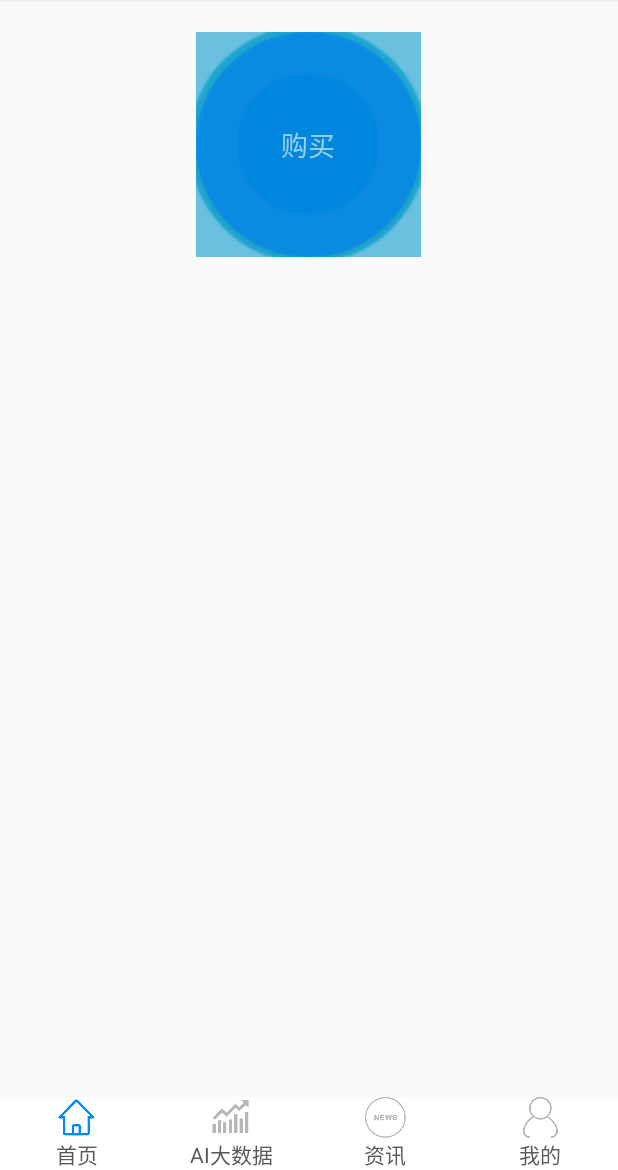
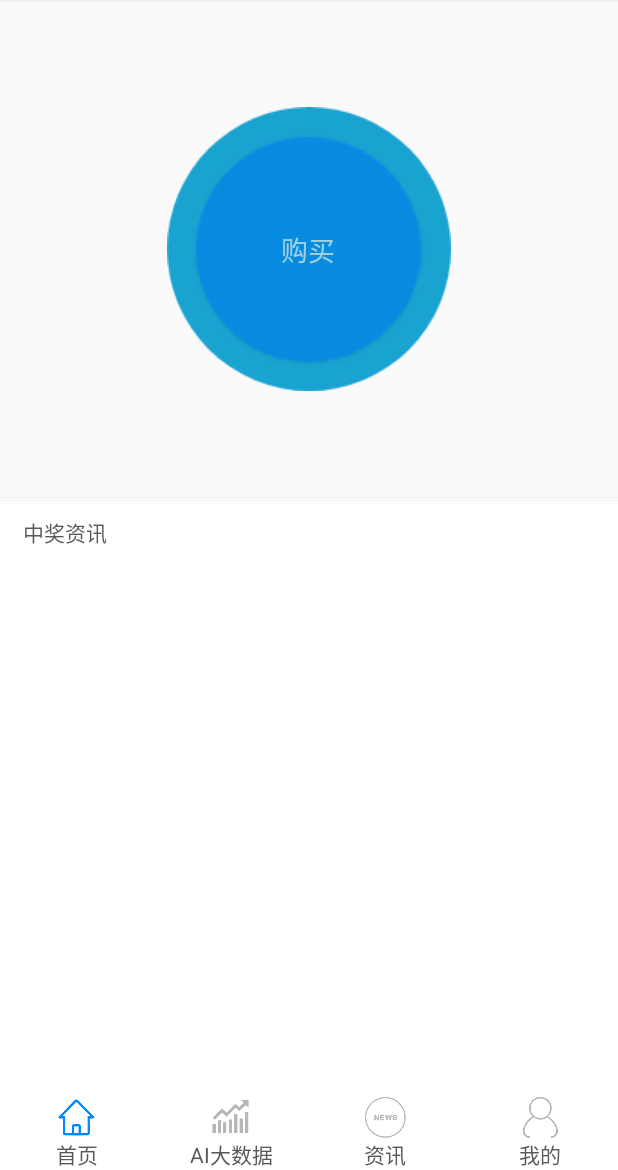
Before and after one commit to wangqiSoft/lotterySoft, an Android app: the screen it shows after launch (MainActivity), on a phone screen of 412 x 824 dp, the part 66-1236 px from its top. Run offline under Robolectric (Android 15) with nearby library versions, the phone set to English and light mode, and no system bars; our stand-ins replace ButterKnife; libraries missing offline, so code that uses them is left out: com.blankj.utilcode, com.flyco.systembar, com.mob, com.orhanobut.logger, es.dmoral.toasty; 11 statements that could not run were skipped.

Commit message:
Ryder
增加部分内容

```diff
--- a/app/build.gradle
+++ b/app/build.gradle
@@ -91,4 +91,5 @@ dependencies {
     implementation 'com.scwang.smartrefresh:SmartRefreshHeader:1.1.0-alpha-3'
     implementation 'com.daimajia.easing:library:2.0@aar'
     implementation 'com.daimajia.androidanimations:library:2.3@aar'
+    implementation 'com.github.CymChad:BaseRecyclerViewAdapterHelper:2.9.30'
 }
--- a/app/src/main/java/com/lotterytechnology/lottery/ui/fragment/HomeFragment.java
+++ b/app/src/main/java/com/lotterytechnology/lottery/ui/fragment/HomeFragment.java
@@ -1,17 +1,16 @@
 package com.lotterytechnology.lottery.ui.fragment;
 
-import android.support.annotation.NonNull;
-import android.support.v7.widget.LinearLayoutManager;
-import android.support.v7.widget.RecyclerView;
+import android.text.format.DateUtils;
 import android.view.View;
 
+import com.blankj.utilcode.util.TimeUtils;
+import com.blankj.utilcode.util.Utils;
 import com.lotterytechnology.lottery.R;
 import com.lotterytechnology.lottery.base.BaseFragment;
+import com.lotterytechnology.lottery.bean.WinInfoBean;
+import com.lotterytechnology.lottery.widget.CustomTouchRecyclerView;
 import com.lotterytechnology.lottery.widget.RippleBackground;
 import com.lotterytechnology.lottery.widget.TopBar;
-import com.scwang.smartrefresh.layout.SmartRefreshLayout;
-import com.scwang.smartrefresh.layout.api.RefreshLayout;
-import com.scwang.smartrefresh.layout.listener.OnRefreshListener;
 
 import java.util.ArrayList;
 import java.util.List;
@@ -34,6 +33,10 @@ public class HomeFragment extends BaseFragment {
     @BindView(R.id.home_rippbag)
     RippleBackground rippleBackground;
 
+    @BindView(R.id.home_win_information_rv)
+    CustomTouchRecyclerView customTouchRecyclerView;
+    private List<WinInfoBean> winInfoBeanList;
+
     @Override
     protected int getContentViewLayoutID() {
         return R.layout.fragment_home;
@@ -45,6 +48,17 @@ public class HomeFragment extends BaseFragment {
         homeTopbar.setLeftButtonNoPic();
         homeTopbar.setRightTextGone();
         rippleBackground.startRippleAnimation();
+        winInfoBeanList = new ArrayList<>();
+        for (int i = 0; i< 30 ;i++){
+            WinInfoBean winInfoBean = new WinInfoBean();
+            winInfoBean.setUserName("用户"+123+i*3+"***");
+            winInfoBean.setBetAmt(""+10+i*2);
+            winInfoBean.setCreateTime(TimeUtils.getNowString());
+            winInfoBean.setGameName("大乐透");
+            winInfoBean.setId("3127541564");
+            winInfoBean.setLink("http://www.baidu.com");
+            winInfoBean.setPlatform("彩票平台");
+        }
     }
 
     @Override
@@ -58,18 +72,24 @@ public class HomeFragment extends BaseFragment {
     @Override
     public void setUserVisibleHint(boolean isVisibleToUser) {
         super.setUserVisibleHint(isVisibleToUser);
-        if (getUserVisibleHint()){
-            if (null != rippleBackground){
+        if (getUserVisibleHint()) {
+            if (null != rippleBackground) {
                 rippleBackground.startRippleAnimation();
-            }else {
+            }
+        }else {
+            if (null != rippleBackground)
                 rippleBackground.stopRippleAnimation();
-            }
         }
     }
 
-    @OnClick()
-    public void onClick() {
-//        StartActivityUtil.GoLoginActivity(getActivity(), new Bundle());
+    @OnClick(R.id.home_btn_buy)
+    public void onClick(View view) {
+        switch (view.getId()){
+            case R.id.home_btn_buy:
+                Toasty.info(getContext(),"您点击了购买按钮").show();
+                break;
+        }
+
     }
 
 
--- a/app/src/main/res/layout/fragment_home.xml
+++ b/app/src/main/res/layout/fragment_home.xml
@@ -10,23 +10,26 @@
         android:layout_width="match_parent"
         android:layout_height="wrap_content"></com.lotterytechnology.lottery.widget.TopBar>
 
+    <RelativeLayout
+        android:id="@+id/home_btn_layout"
+        android:layout_width="match_parent"
+        android:layout_height="330dp"
+        android:layout_below="@+id/home_fragment_topbar">
+
         <com.lotterytechnology.lottery.widget.RippleBackground
             android:id="@+id/home_rippbag"
-        android:layout_width="wrap_content"
-        android:layout_height="wrap_content"
-        android:layout_below="@+id/home_fragment_topbar"
-        android:layout_centerHorizontal="true"
-        android:layout_marginTop="20dp"
+            android:layout_width="match_parent"
+            android:layout_height="match_parent"
             app:rb_color="#0099CC"
             app:rb_duration="3000"
-        app:rb_radius="32dp"
-        app:rb_rippleAmount="6"
+            app:rb_rippleAmount="1"
             app:rb_scale="6">
 
             <Button
                 android:id="@+id/home_btn_buy"
                 android:layout_width="150dp"
                 android:layout_height="150dp"
+                android:layout_centerInParent="true"
                 android:alpha="0.6"
                 android:background="@drawable/round_bg"
                 android:text="@string/buy"
@@ -34,5 +37,42 @@
                 android:textSize="@dimen/text_size_18" />
         </com.lotterytechnology.lottery.widget.RippleBackground>
 
+    </RelativeLayout>
+
+    <View
+        android:id="@+id/home_line"
+        android:layout_width="match_parent"
+        android:layout_height="@dimen/dimens_1dp"
+        android:layout_below="@+id/home_btn_layout"
+        android:background="@color/line_color" />
+    <!-- 中奖资讯 -->
+    <LinearLayout
+        android:id="@+id/ll_home_win_info_root"
+        android:layout_width="match_parent"
+        android:layout_height="match_parent"
+        android:layout_below="@+id/home_line"
+        android:layout_marginTop="4dp"
+        android:background="@color/white"
+        android:orientation="vertical"
+        android:paddingBottom="8dp"
+        android:paddingLeft="@dimen/margin_left"
+        android:paddingRight="@dimen/margin_left"
+        android:paddingTop="8dp">
+
+        <!-- title -->
+        <TextView
+            style="@style/Home.Title.Text"
+            android:layout_width="wrap_content"
+            android:layout_height="wrap_content"
+            android:text="@string/home_win_information" />
+
+        <com.lotterytechnology.lottery.widget.CustomTouchRecyclerView
+            android:id="@+id/home_win_information_rv"
+            android:layout_width="match_parent"
+            android:layout_height="match_parent"
+            android:layout_marginTop="10dp"
+            android:background="@color/white" />
+
+    </LinearLayout>
 
 </RelativeLayout>
--- a/app/src/main/res/values/strings.xml
+++ b/app/src/main/res/values/strings.xml
@@ -8,4 +8,7 @@
     <string name="news_name">资讯</string>
     <string name="me_name">我的</string>
     <string name="buy">购买</string>
+    <string name="home_win_information">中奖资讯</string>
+    <string name="home_win_information_item_content"><![CDATA[玩家 <font color="#0088fe">%1$s</font> 在 %2$s <font color="#0088fe">%3$s</font> 投注 <font color="#0088fe">%4$s</font> 元 喜中 <font color="#ff0000">%5$s</font> 元]]></string>
+
 </resources>
--- a/app/src/main/res/values/styles.xml
+++ b/app/src/main/res/values/styles.xml
@@ -7,5 +7,20 @@
         <item name="colorPrimaryDark">@color/colorPrimaryDark</item>
         <item name="colorAccent">@color/colorAccent</item>
     </style>
+    <!-- 公共 -->
+    <!-- 公共文字样式 -->
+    <style name="CommonText">
+        <item name="android:layout_width">wrap_content</item>
+        <item name="android:layout_height">wrap_content</item>
+    </style>
 
+    <!-- 公共标题样式 -->
+    <style name="CommonTitleText" parent="CommonText">
+        <item name="android:textStyle">normal</item>
+    </style>
+    <!-- 首页标题文字样式 -->
+    <style name="Home.Title.Text" parent="CommonTitleText">
+        <item name="android:textColor">#595959</item>
+        <item name="android:textSize">14sp</item>
+    </style>
 </resources>
```
Also changed, not shown: app/src/main/java/com/lotterytechnology/lottery/adapter/HomeWinInformationAdapter.java (added, +40 -0 lines), app/src/main/java/com/lotterytechnology/lottery/bean/WinInfoBean.java (added, +166 -0 lines), app/src/main/java/com/lotterytechnology/lottery/widget/AdjustableScrollSpeedLinearLayoutManager.java (added, +62 -0 lines), app/src/main/java/com/lotterytechnology/lottery/widget/CustomTouchRecyclerView.java (added, +55 -0 lines), app/src/main/res/layout/home_win_information_item.xml (added, +21 -0 lines), app/src/main/res/values/dimens.xml (+7 -0 lines). Lines whose indentation alone changed are shown as unchanged.
